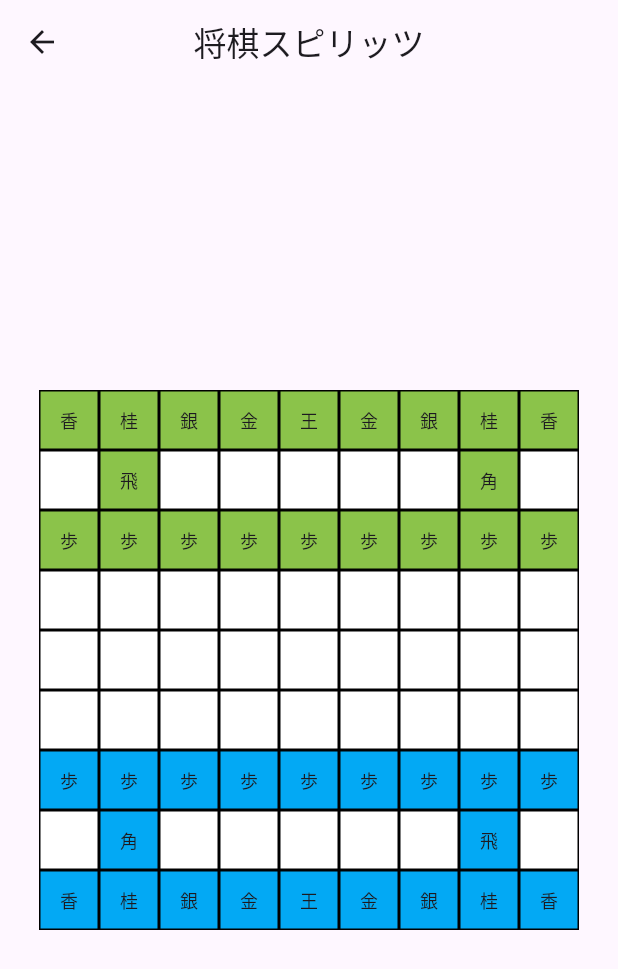
After one commit to naoya25/my_shogi, a Flutter app: the screen it shows after launch, after a tap on "play game", on a phone screen of 412 x 824 dp. The commit adds this screen. Shown: the top 969 px of the screen. Run offline on Flutter 3.47's test engine with Material 3 defaults, Android fonts, the phone set to English and light mode, and no system bars; our stand-ins replace flutter_riverpod, freezed_annotation, go_router, riverpod_annotation; generated files the repository leaves out were written again.

Commit message:
将棋の盤面表示

```diff
--- /dev/null
+++ b/lib/models/shogi_piece.dart
@@ -0,0 +1,70 @@
+import 'package:flutter/foundation.dart';
+import 'package:freezed_annotation/freezed_annotation.dart';
+
+part 'shogi_piece.freezed.dart';
+part 'shogi_piece.g.dart';
+
+enum ShogiPieceType {
+  king, // 王
+  rook, // 飛車
+  bishop, // 角行
+  gold, // 金将
+  silver, // 銀将
+  knight, // 桂馬
+  lance, // 香車
+  pawn, // 歩兵
+  promotedRook, // 竜王 (成り飛車)
+  promotedBishop, // 竜馬 (成り角)
+  promotedSilver, // 成り銀
+  promotedKnight, // 成り桂
+  promotedLance, // 成り香
+  promotedPawn; // と金 (成り歩)
+
+  // 駒の名前を返すプロパティ
+  String get name {
+    switch (this) {
+      case ShogiPieceType.king:
+        return '王';
+      case ShogiPieceType.rook:
+        return '飛';
+      case ShogiPieceType.bishop:
+        return '角';
+      case ShogiPieceType.gold:
+        return '金';
+      case ShogiPieceType.silver:
+        return '銀';
+      case ShogiPieceType.knight:
+        return '桂';
+      case ShogiPieceType.lance:
+        return '香';
+      case ShogiPieceType.pawn:
+        return '歩';
+      case ShogiPieceType.promotedRook:
+        return '竜';
+      case ShogiPieceType.promotedBishop:
+        return '馬';
+      case ShogiPieceType.promotedSilver:
+        return '成銀';
+      case ShogiPieceType.promotedKnight:
+        return '成桂';
+      case ShogiPieceType.promotedLance:
+        return '成香';
+      case ShogiPieceType.promotedPawn:
+        return 'と';
+      default:
+        return '';
+    }
+  }
+}
+
+@freezed
+class ShogiPiece with _$ShogiPiece {
+  const factory ShogiPiece({
+    required ShogiPieceType type, // 駒の種類
+    required String owner, // 駒の持ち主 (先手か後手)
+    required bool isPromoted, // 成っているかどうか
+  }) = _ShogiPiece;
+
+  factory ShogiPiece.fromJson(Map<String, dynamic> json) =>
+      _$ShogiPieceFromJson(json);
+}
--- a/lib/pages/home/home_page.dart
+++ b/lib/pages/home/home_page.dart
@@ -1,19 +1,29 @@
 import 'package:flutter/material.dart';
 import 'package:flutter_riverpod/flutter_riverpod.dart';
+import 'package:go_router/go_router.dart';
 
 class HomePage extends ConsumerWidget {
   const HomePage({super.key});
 
   @override
   Widget build(BuildContext context, WidgetRef ref) {
-
     return Scaffold(
       appBar: AppBar(
         title: const Text('将棋スピリッツ'),
         centerTitle: true,
       ),
-      body:const Center(
-        child: Text('Home'),
+      body: Center(
+        child: Column(
+          children: [
+            const Text('Home'),
+            ElevatedButton(
+              onPressed: () {
+                context.push('/play');
+              },
+              child: const Text('play game'),
+            )
+          ],
+        ),
       ),
     );
   }
--- /dev/null
+++ b/lib/pages/play/play_page.dart
@@ -0,0 +1,57 @@
+import 'package:flutter/material.dart';
+import 'package:flutter_riverpod/flutter_riverpod.dart';
+import 'package:my_shogi/providers/board_provider.dart';
+
+class PlayPage extends ConsumerWidget {
+  const PlayPage({super.key});
+
+  @override
+  Widget build(BuildContext context, WidgetRef ref) {
+    final boardAsyncValue = ref.watch(boardNotifierProvider);
+
+    return Scaffold(
+      appBar: AppBar(
+        title: const Text('将棋スピリッツ'),
+        centerTitle: true,
+      ),
+      body: Center(
+        child: boardAsyncValue.when(
+          data: (board) {
+            return Column(
+              mainAxisAlignment: MainAxisAlignment.center,
+              children: board.grid.map((row) {
+                return Row(
+                  mainAxisAlignment: MainAxisAlignment.center,
+                  children: row.map((piece) {
+                    return Container(
+                      width: 40,
+                      height: 40,
+                      decoration: BoxDecoration(
+                        border: Border.all(),
+                        color: piece == null
+                            ? Colors.white
+                            : piece.owner == '先手'
+                                ? Colors.lightGreen
+                                : Colors.lightBlue,
+                      ),
+                      child: piece == null
+                          ? null
+                          : Center(
+                              child: Text(
+                                piece.type.name,
+                                style: const TextStyle(fontSize: 12),
+                              ),
+                            ),
+                    );
+                  }).toList(),
+                );
+              }).toList(),
+            );
+          },
+          loading: () => const CircularProgressIndicator(),
+          error: (err, stack) => Text('Error: $err'),
+        ),
+      ),
+    );
+  }
+}
--- a/lib/router.dart
+++ b/lib/router.dart
@@ -1,6 +1,7 @@
 import 'package:flutter/material.dart';
 import 'package:go_router/go_router.dart';
 import 'package:my_shogi/pages/home/home_page.dart';
+import 'package:my_shogi/pages/play/play_page.dart';
 
 final goRouter = GoRouter(
   initialLocation: '/',
@@ -10,6 +11,13 @@ final goRouter = GoRouter(
       name: 'home',
       builder: (context, state) {
         return const HomePage();
+      },
+    ),
+    GoRoute(
+      path: '/play',
+      name: 'play',
+      builder: (context, state) {
+        return const PlayPage();
       },
     ),
   ],
--- a/pubspec.yaml
+++ b/pubspec.yaml
@@ -37,6 +37,12 @@ dependencies:
   cupertino_icons: ^1.0.6
   flutter_riverpod: ^2.5.1
   go_router: ^14.2.7
+  freezed_annotation: ^2.4.4
+  freezed: ^2.5.2
+  build_runner: ^2.4.11
+  json_serializable: ^6.8.0
+  riverpod_annotation: ^2.3.5
+  riverpod_generator: ^2.4.0
 
 dev_dependencies:
   flutter_test:
```
Also changed, not shown: lib/models/board.dart (added, +107 -0 lines), lib/providers/board_provider.dart (added, +12 -0 lines), lib/models/board.freezed.dart (added), lib/models/board.g.dart (added), lib/models/shogi_piece.freezed.dart (added), lib/models/shogi_piece.g.dart (added), lib/providers/board_provider.g.dart (added), pubspec.lock.
